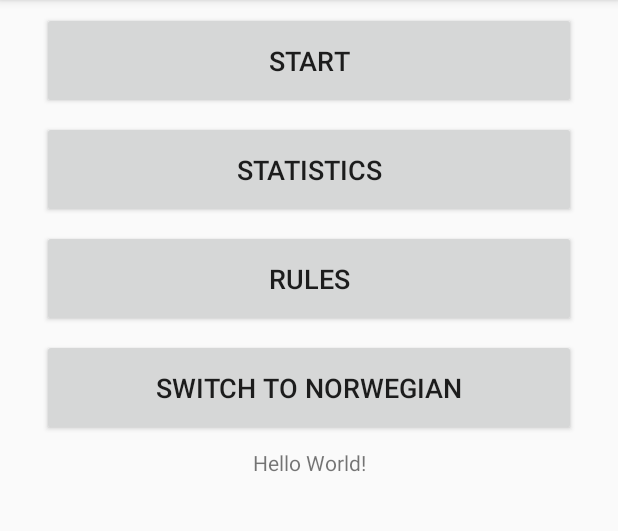
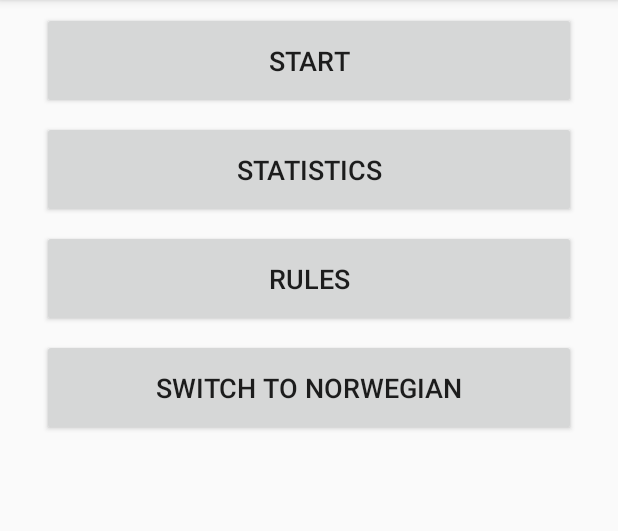
Before and after one commit to Kardzhilov/Hangman, an Android app: the screen it shows after launch (MainActivity), on a phone screen of 412 x 824 dp, the part 84-615 px from its top. Run offline under Robolectric (Android 15) with nearby library versions, the phone set to English and light mode, and no system bars.

Commit message:
More or less done, might polish

```diff
--- a/app/src/main/res/layout-no/activity_main.xml
+++ b/app/src/main/res/layout-no/activity_main.xml
@@ -80,23 +80,6 @@
             android:onClick="changeLanguage"
             android:tag="en"/>
 
-        <TextView
-            android:id="@+id/textView4"
-            android:layout_width="match_parent"
-            android:layout_height="wrap_content"
-            android:layout_marginEnd="8dp"
-            android:layout_marginLeft="8dp"
-            android:layout_marginRight="8dp"
-            android:layout_marginStart="8dp"
-            android:layout_marginTop="8dp"
-            android:gravity="center"
-            android:text="@string/hw"
-            android:textAlignment="center"
-            app:layout_constraintBottom_toBottomOf="parent"
-            app:layout_constraintLeft_toLeftOf="parent"
-            app:layout_constraintRight_toRightOf="parent"
-            app:layout_constraintTop_toTopOf="parent" />
-
     </LinearLayout>
 
 </LinearLayout>
--- a/app/src/main/res/layout/activity_main.xml
+++ b/app/src/main/res/layout/activity_main.xml
@@ -80,23 +80,6 @@
             android:onClick="changeLanguage"
             android:tag="no"/>
 
-        <TextView
-            android:id="@+id/textView4"
-            android:layout_width="match_parent"
-            android:layout_height="wrap_content"
-            android:layout_marginEnd="8dp"
-            android:layout_marginLeft="8dp"
-            android:layout_marginRight="8dp"
-            android:layout_marginStart="8dp"
-            android:layout_marginTop="8dp"
-            android:gravity="center"
-            android:text="@string/hw"
-            android:textAlignment="center"
-            app:layout_constraintBottom_toBottomOf="parent"
-            app:layout_constraintLeft_toLeftOf="parent"
-            app:layout_constraintRight_toRightOf="parent"
-            app:layout_constraintTop_toTopOf="parent" />
-
     </LinearLayout>
 
 </LinearLayout>
```
Also changed, not shown: app/src/main/java/com/example/micha/s300378/Game.java (line endings or trailing spaces), app/src/main/res/drawable/hang_icon.png (added), app/src/main/res/drawable/hang_icon_round.png (added).
